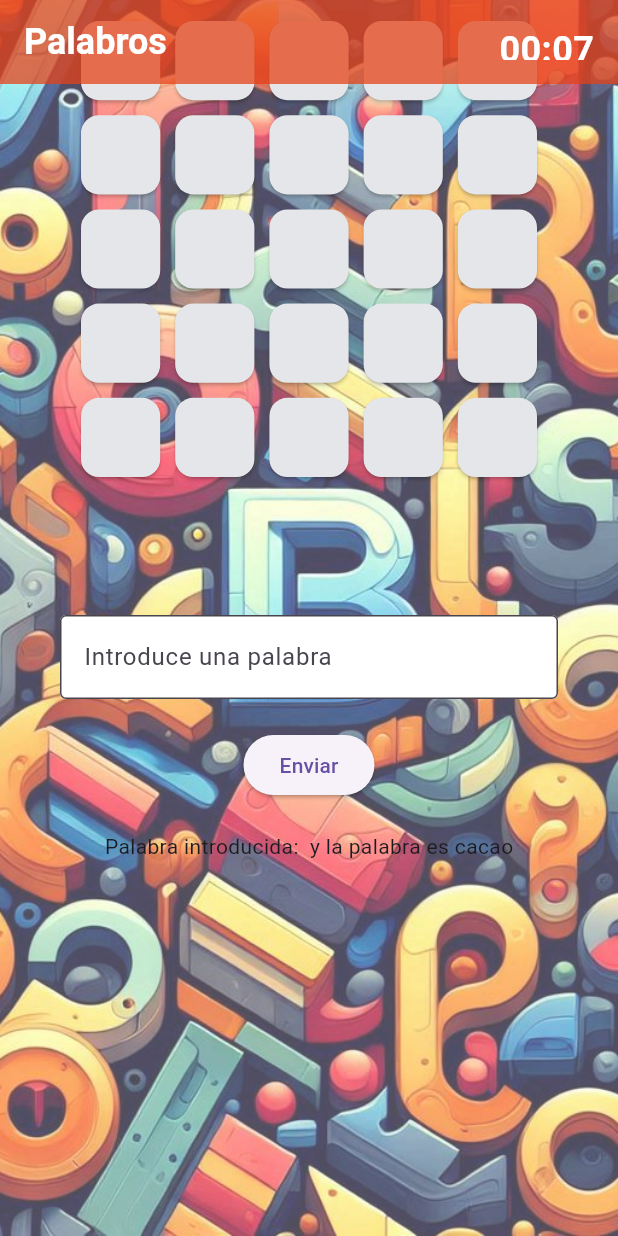
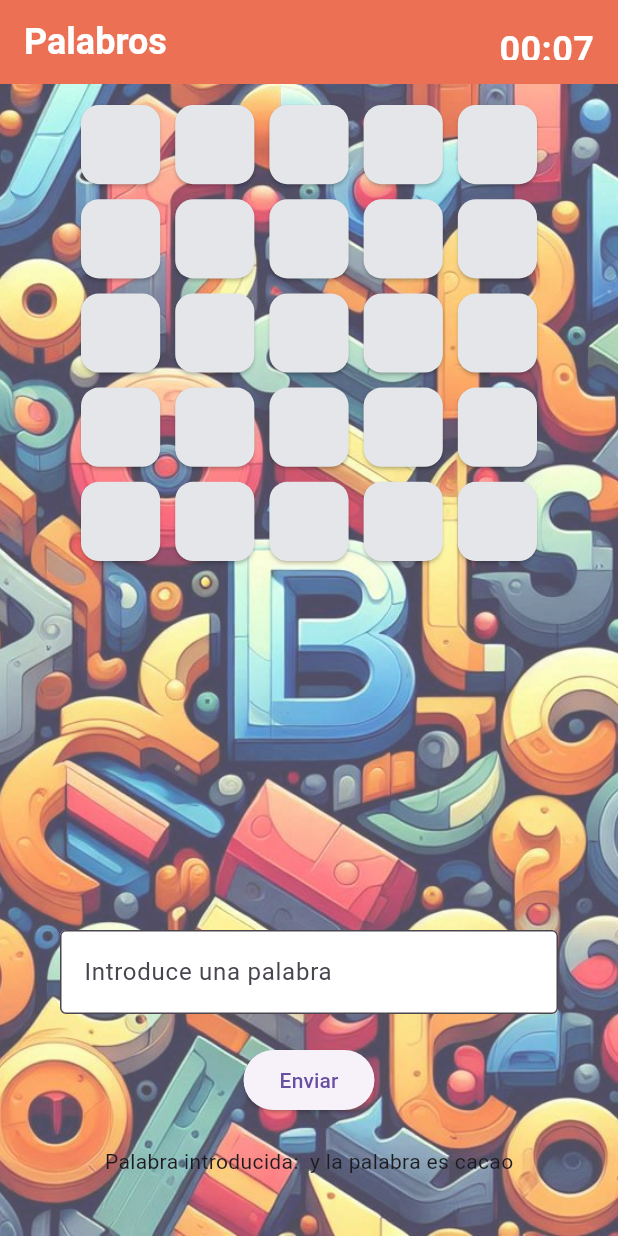
Before and after one commit to MkMM8/Wordle, a Flutter app: the screen it shows after launch, on a phone screen of 412 x 824 dp. Run offline on Flutter 3.47's test engine with Material 3 defaults, Android fonts, the phone set to English and light mode, and no system bars.

```diff
--- a/wordle_game/lib/main.dart
+++ b/wordle_game/lib/main.dart
@@ -85,7 +85,7 @@ class _WordleGameScreenState extends State<WordleGameScreen> {
           ),
         ],
       ),
-      extendBodyBehindAppBar: true,
+      extendBodyBehindAppBar: false,
       body: Stack(
         children: [
           Container(
@@ -100,18 +100,19 @@ class _WordleGameScreenState extends State<WordleGameScreen> {
             color: const Color.fromARGB(255, 255, 255, 255).withOpacity(0.3),
           ),
           Padding(
-            padding: const EdgeInsets.symmetric(horizontal: 40.0),
-            child: CardsGrid(),
+          padding: const EdgeInsets.symmetric(horizontal: 40.0),
+          child: Column(
+            children: [
+              Flexible(
+                child: CardsGrid(),
+              ),
+              Padding(
+                padding: const EdgeInsets.fromLTRB(0, 20.0, 0, 40.0),
+                child: InputWidget(),
+              ),
+            ],
           ),
-          Padding(
-            padding: const EdgeInsets.fromLTRB(
-              40.0,
-              200.0,
-              40.0,
-              40.0,
-            ),
-            child: InputWidget(),
-          ),
+        ),
         ],
       ),
     );
```
